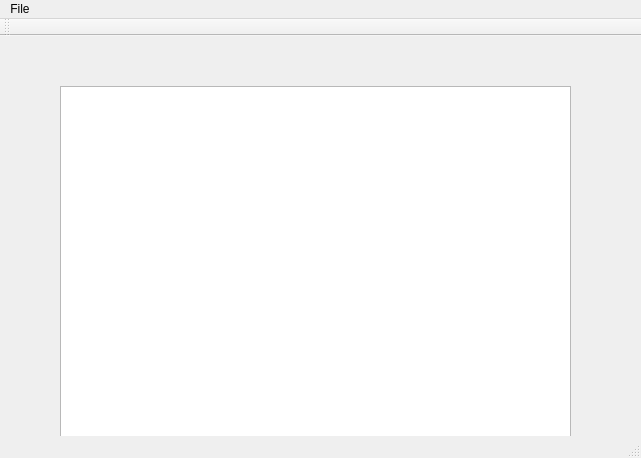
This is spriteview.ui in Mitten25/SpriteEditor as Qt 5 draws it before an edit. The edited form follows.
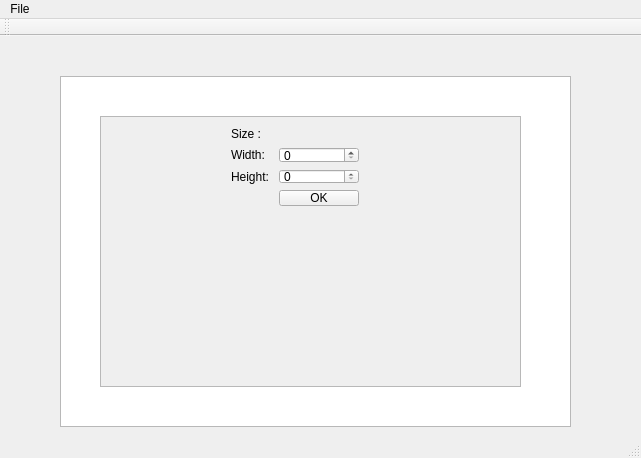
This is the edited form.

Diff of the .ui file:
```diff
--- a/spriteview.ui
+++ b/spriteview.ui
@@ -30,12 +30,109 @@
     <property name="geometry">
      <rect>
       <x>60</x>
-      <y>50</y>
+      <y>40</y>
       <width>511</width>
       <height>351</height>
      </rect>
     </property>
    </widget>
+   <widget class="QFrame" name="frame">
+    <property name="enabled">
+     <bool>true</bool>
+    </property>
+    <property name="geometry">
+     <rect>
+      <x>100</x>
+      <y>80</y>
+      <width>421</width>
+      <height>271</height>
+     </rect>
+    </property>
+    <property name="autoFillBackground">
+     <bool>true</bool>
+    </property>
+    <property name="frameShape">
+     <enum>QFrame::StyledPanel</enum>
+    </property>
+    <property name="frameShadow">
+     <enum>QFrame::Raised</enum>
+    </property>
+    <widget class="QWidget" name="gridLayoutWidget">
+     <property name="geometry">
+      <rect>
+       <x>120</x>
+       <y>0</y>
+       <width>191</width>
+       <height>101</height>
+      </rect>
+     </property>
+     <layout class="QGridLayout" name="gridLayout">
+      <item row="3" column="1">
+       <widget class="QPushButton" name="okButton">
+        <property name="text">
+         <string>OK</string>
+        </property>
+       </widget>
+      </item>
+      <item row="3" column="2">
+       <spacer name="horizontalSpacer_2">
+        <property name="orientation">
+         <enum>Qt::Horizontal</enum>
+        </property>
+        <property name="sizeHint" stdset="0">
+         <size>
+          <width>40</width>
+          <height>20</height>
+         </size>
+        </property>
+       </spacer>
+      </item>
+      <item row="3" column="0">
+       <spacer name="horizontalSpacer">
+        <property name="orientation">
+         <enum>Qt::Horizontal</enum>
+        </property>
+        <property name="sizeHint" stdset="0">
+         <size>
+          <width>40</width>
+          <height>20</height>
+         </size>
+        </property>
+       </spacer>
+      </item>
+      <item row="2" column="0">
+       <widget class="QLabel" name="label_3">
+        <property name="text">
+         <string>Height:</string>
+        </property>
+       </widget>
+      </item>
+      <item row="1" column="0">
+       <widget class="QLabel" name="label_2">
+        <property name="text">
+         <string>Width:</string>
+        </property>
+       </widget>
+      </item>
+      <item row="0" column="0">
+       <widget class="QLabel" name="label">
+        <property name="text">
+         <string>Size :</string>
+        </property>
+       </widget>
+      </item>
+      <item row="1" column="1">
+       <widget class="QSpinBox" name="spinBox"/>
+      </item>
+      <item row="2" column="1">
+       <widget class="QSpinBox" name="spinBox_2"/>
+      </item>
+     </layout>
+    </widget>
+   </widget>
+   <zorder>tableView</zorder>
+   <zorder>frame</zorder>
+   <zorder>okButton</zorder>
   </widget>
   <widget class="QMenuBar" name="menuBar">
    <property name="geometry">
```
Left out of the diff: 2 changed lines with no effect on the pictures.
